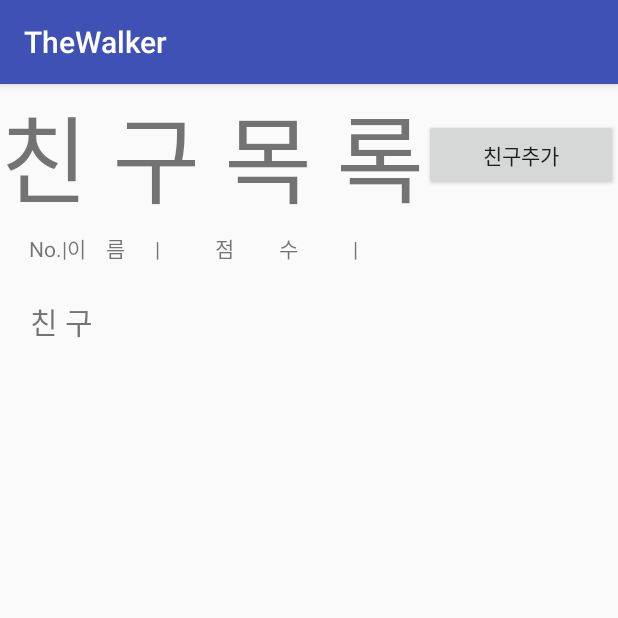
After one commit to lsw725/THEWALKER, an Android app: the FriendsActivity screen opened directly, with no data from a screen before it, on a phone screen of 412 x 824 dp, the top half of it. The commit adds this screen. Run offline under Robolectric (Android 15) with nearby library versions, the phone set to English and light mode, and no system bars.

Commit message:
정보 및 친구목록 액티비티 추가

```diff
--- /dev/null
+++ b/app/src/main/java/com/example/kimhun/thewalker/FriendsActivity.kt
@@ -0,0 +1,13 @@
+package com.example.kimhun.thewalker
+
+import android.os.Bundle
+import android.support.v7.app.ActionBarActivity
+import com.example.kimhun.thewalker.R
+
+class FriendsActivity : ActionBarActivity() {
+
+    override fun onCreate(savedInstanceState: Bundle?) {
+        super.onCreate(savedInstanceState)
+        setContentView(R.layout.activity_friends)
+    }
+}
--- /dev/null
+++ b/app/src/main/java/com/example/kimhun/thewalker/StepValue.kt
@@ -0,0 +1,6 @@
+package com.example.kimhun.thewalker
+
+object StepValue {
+
+    var step = 0
+}
--- /dev/null
+++ b/app/src/main/res/layout/activity_friends.xml
@@ -0,0 +1,63 @@
+<?xml version="1.0" encoding="utf-8"?>
+<LinearLayout
+    xmlns:android="http://schemas.android.com/apk/res/android"
+    android:layout_width="fill_parent"
+    android:layout_height="fill_parent">
+
+    <LinearLayout
+        android:layout_width="match_parent"
+        android:layout_height="match_parent"
+        android:orientation="vertical">
+        <LinearLayout
+            android:layout_width="match_parent"
+            android:layout_height="wrap_content"
+            android:gravity="center">
+        <TextView
+            android:id="@+id/title_friends"
+            android:layout_width="wrap_content"
+            android:layout_height="wrap_content"
+            android:text="친 구 목 록"
+            android:textSize="64dp"
+            android:layout_alignParentTop="true"
+            android:layout_centerInParent="true"/>
+            <Button
+                android:layout_width="match_parent"
+                android:layout_height="wrap_content"
+                android:text="친구추가"/>
+        </LinearLayout>
+    <LinearLayout
+        android:layout_width="wrap_content"
+        android:layout_height="wrap_content">
+    <TextView
+        android:id="@+id/classification"
+        android:layout_width="match_parent"
+        android:layout_height="wrap_content"
+        android:padding="3dp"
+        android:text="No.|이    름      |           점         수           |         "
+        android:gravity="center"
+        android:layout_marginRight="16dp"
+        android:layout_marginLeft="16dp"
+        android:layout_below="@+id/title_friends"/>
+    </LinearLayout>
+        <LinearLayout
+            android:layout_width="match_parent"
+            android:layout_height="match_parent"
+            android:layout_margin="20dip"
+            android:paddingRight="5px"
+            android:gravity="center"
+            >
+            <ScrollView xmlns:android="http://schemas.android.com/apk/res/android"
+                android:layout_height="fill_parent"
+                android:layout_width="fill_parent" >
+                <TextView
+                    android:id="@+id/money_History"
+                    android:layout_width="match_parent"
+                    android:layout_height="wrap_content"
+                    android:layout_gravity="center_horizontal"
+                    android:textSize="20sp"
+                    android:text = "친 구"
+                    />
+            </ScrollView>
+        </LinearLayout>
+    </LinearLayout>
+</LinearLayout>
```
Also changed, not shown: app/src/main/AndroidManifest.xml (+14 -1 lines), app/src/main/java/com/example/kimhun/thewalker/InfoActivity.kt (added, +12 -0 lines), app/src/main/java/com/example/kimhun/thewalker/MainActivity.kt (+87 -60 lines), app/src/main/java/com/example/kimhun/thewalker/StepCheckService.kt (added, +102 -0 lines), app/src/main/res/layout/activity_info.xml (added, +35 -0 lines), app/src/main/res/layout/activity_main.xml (+61 -9 lines).
